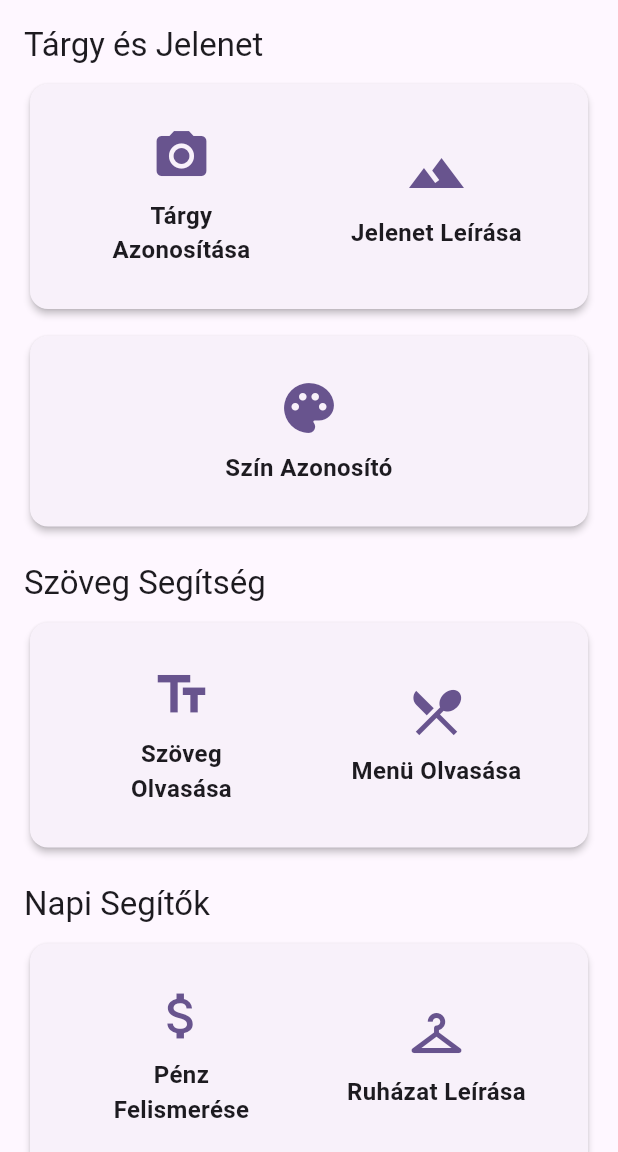
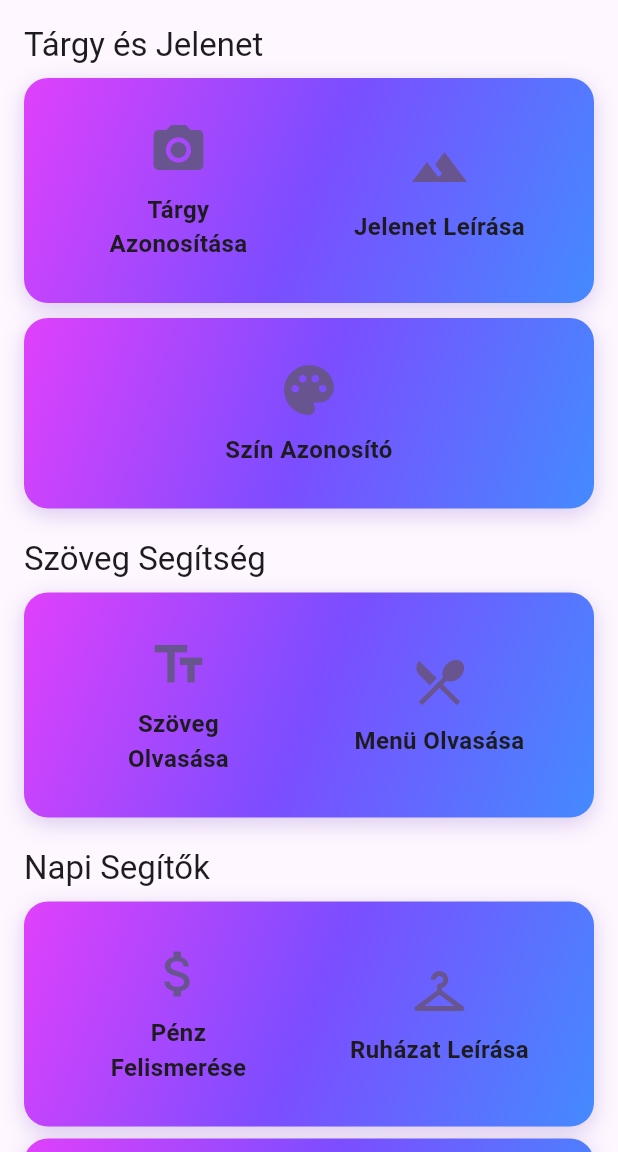
Before and after one commit to SziluChannel/LumiAI, a Flutter app: the HomeScreen screen opened directly, on a phone screen of 412 x 824 dp, the part 84-1236 px from its top. Run offline on Flutter 3.47's test engine with Material 3 defaults, Android fonts, the phone set to English and light mode, and no system bars; our stand-ins replace camera, flutter_dotenv, flutter_riverpod, flutter_secure_storage, flutter_tts, google_fonts and 6 more; missing offline and left inert: dart:js_interop, local_auth_android, mailer, record; accounts and stored records are empty; generated files the repository leaves out were written again; network calls fail.

```diff
--- a/lib/features/home/layouts/partial_ui.dart
+++ b/lib/features/home/layouts/partial_ui.dart
@@ -210,8 +210,26 @@ class _FeatureCard extends StatelessWidget {
   const _FeatureCard({required this.children});
   @override
   Widget build(BuildContext context) {
-    return Card(
-      elevation: 2,
+    return Container(
+      decoration: BoxDecoration(
+        gradient: LinearGradient(
+          begin: Alignment.topLeft,
+          end: Alignment.bottomRight,
+          colors: [
+            const Color(0xFFE040FB), // Vibrant pink/magenta
+            const Color(0xFF7C4DFF), // Bright purple
+            const Color(0xFF448AFF), // Electric blue
+          ],
+        ),
+        borderRadius: BorderRadius.circular(16),
+        boxShadow: [
+          BoxShadow(
+            color: Colors.deepPurple.withAlpha(60),
+            blurRadius: 12,
+            offset: const Offset(0, 4),
+          ),
+        ],
+      ),
       child: Padding(
         padding: const EdgeInsets.all(16.0),
         child: Row(
```
Also changed, not shown: lib/features/home/layouts/minimal_ui.dart (+41 -21 lines), 1 other file.
